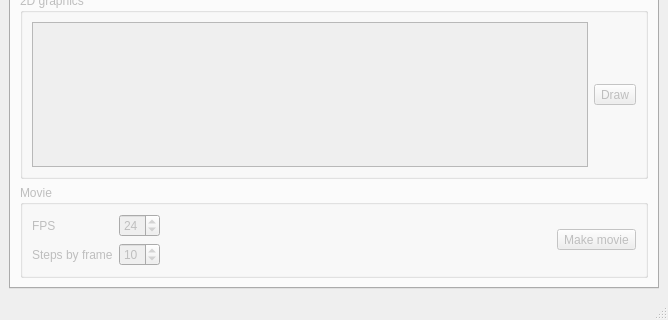
This is moldyn/ui/qt/mainwindow.ui in open-moldyn/moldyn as Qt 5 draws it before an edit; both pictures show x 0 to 668 and y 381 to 701 of the 668 by 701 pixel window. The edited form follows.
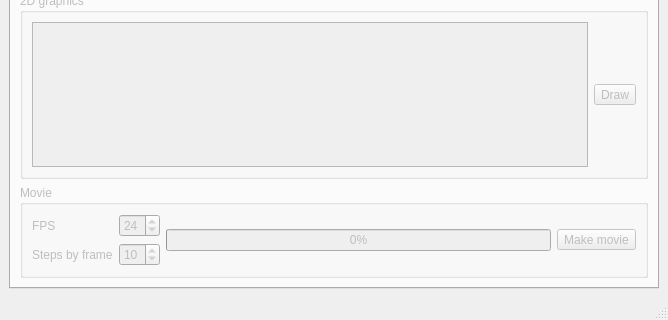
This is the edited form. The open tabs and pages were chosen to show the change.

Commit message: interface film

What changed in the file:
```diff
--- a/moldyn/ui/qt/mainwindow.ui
+++ b/moldyn/ui/qt/mainwindow.ui
@@ -502,6 +502,13 @@
            <string>Movie</string>
           </property>
           <layout class="QGridLayout" name="gridLayout_8">
+           <item row="0" column="2">
+            <widget class="QToolButton" name="makeMovieBtn">
+             <property name="text">
+              <string>Make movie</string>
+             </property>
+            </widget>
+           </item>
            <item row="0" column="0">
             <layout class="QFormLayout" name="formLayout_4">
              <item row="0" column="0">
@@ -535,22 +542,9 @@
             </layout>
            </item>
            <item row="0" column="1">
-            <spacer name="horizontalSpacer_6">
-             <property name="orientation">
-              <enum>Qt::Horizontal</enum>
-             </property>
-             <property name="sizeHint" stdset="0">
-              <size>
-               <width>40</width>
-               <height>20</height>
-              </size>
-             </property>
-            </spacer>
-           </item>
-           <item row="0" column="2">
-            <widget class="QToolButton" name="makeMovieBtn">
-             <property name="text">
-              <string>Make movie</string>
+            <widget class="QProgressBar" name="movieProgressBar">
+             <property name="value">
+              <number>0</number>
              </property>
             </widget>
            </item>
```
The commit also changes 3 other files.
